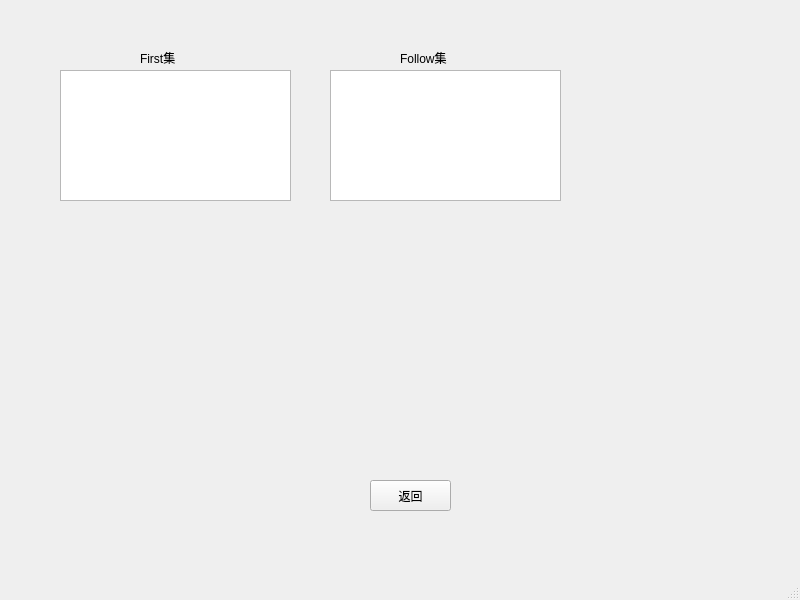
Qt form graana_result.ui (lh2080028463/Compiler) before a commit.
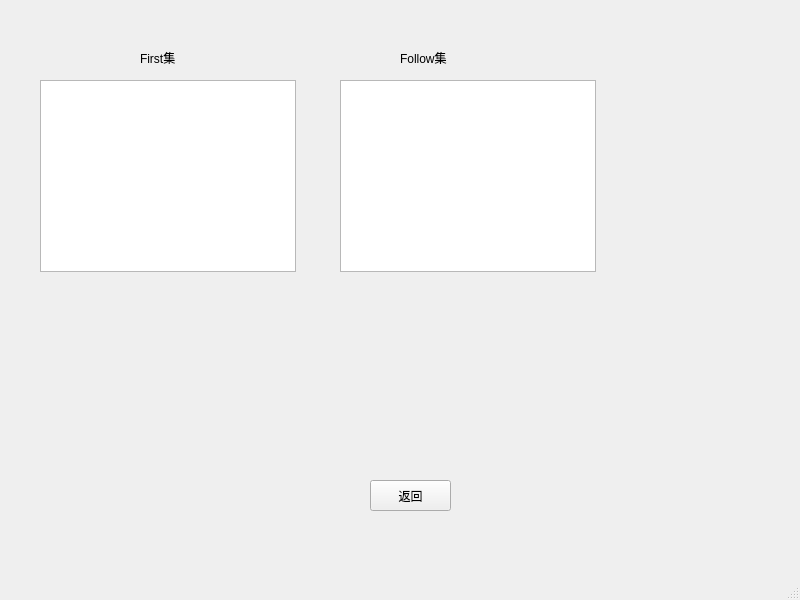
The same form after that commit.

```diff
--- a/graana_result.ui
+++ b/graana_result.ui
@@ -14,26 +14,6 @@
    <string>MainWindow</string>
   </property>
   <widget class="QWidget" name="centralwidget">
-   <widget class="QTextEdit" name="textEdit">
-    <property name="geometry">
-     <rect>
-      <x>60</x>
-      <y>70</y>
-      <width>231</width>
-      <height>131</height>
-     </rect>
-    </property>
-   </widget>
-   <widget class="QTextEdit" name="textEdit_2">
-    <property name="geometry">
-     <rect>
-      <x>330</x>
-      <y>70</y>
-      <width>231</width>
-      <height>131</height>
-     </rect>
-    </property>
-   </widget>
    <widget class="QLabel" name="label">
     <property name="geometry">
      <rect>
@@ -73,6 +53,26 @@
      <string>返回</string>
     </property>
    </widget>
+   <widget class="QTextBrowser" name="textBrowser">
+    <property name="geometry">
+     <rect>
+      <x>40</x>
+      <y>80</y>
+      <width>256</width>
+      <height>192</height>
+     </rect>
+    </property>
+   </widget>
+   <widget class="QTextBrowser" name="textBrowser_2">
+    <property name="geometry">
+     <rect>
+      <x>340</x>
+      <y>80</y>
+      <width>256</width>
+      <height>192</height>
+     </rect>
+    </property>
+   </widget>
   </widget>
   <widget class="QMenuBar" name="menubar">
    <property name="geometry">
```
Left out of the diff: 2 changed lines with no effect on the pictures.
